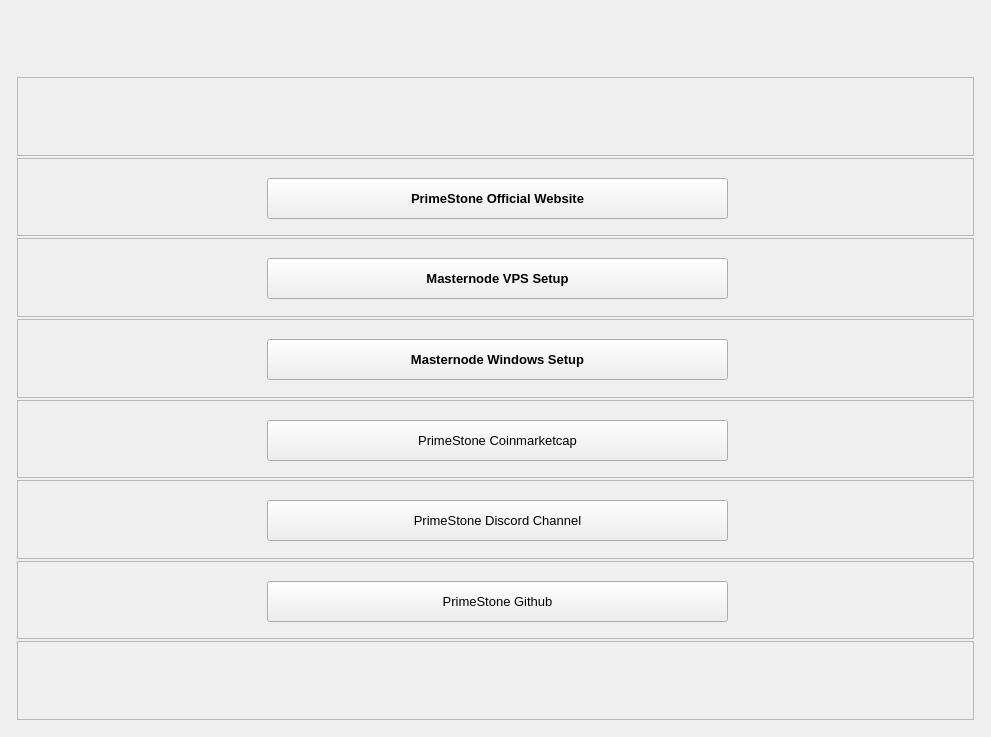
Above: src/qt/forms/privacydialog.ui from KABBERRY/Kabberry-Coin before the change. Below: the same form after it.
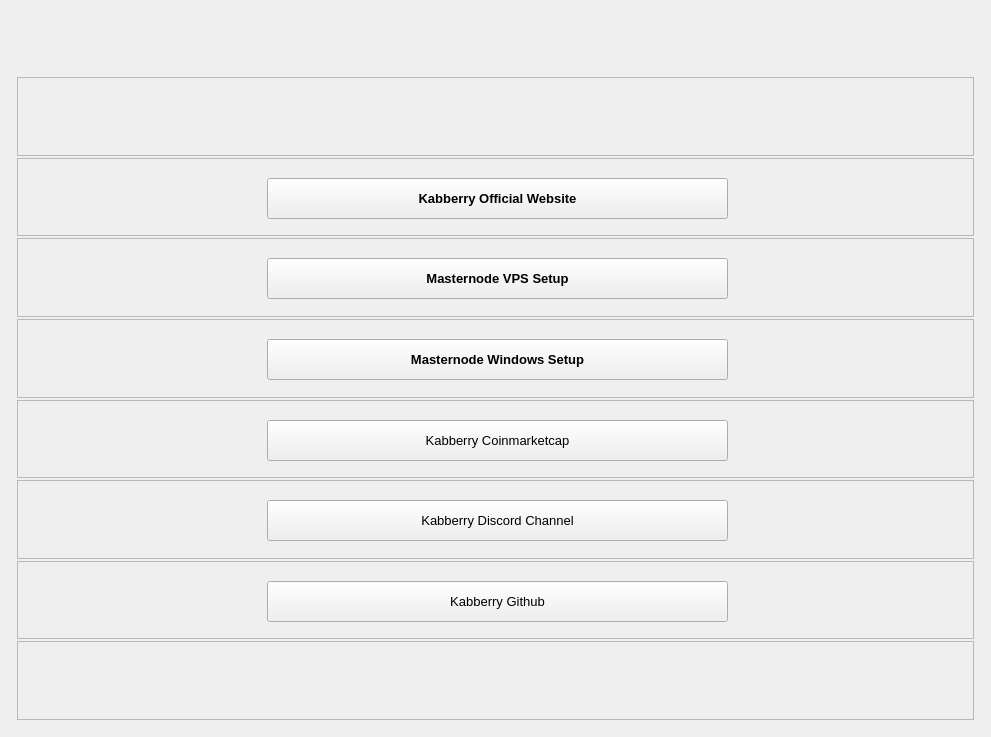
That is the form after the change. Icons and pictures are not drawn.

Commit message: kabberry qt update

The edit to the form file:
```diff
--- a/src/qt/forms/privacydialog.ui
+++ b/src/qt/forms/privacydialog.ui
@@ -205,7 +205,7 @@
 }</string>
                 </property>
                 <property name="text">
-                 <string>PrimeStone Official Website</string>
+                 <string>Kabberry Official Website</string>
                 </property>
                 <property name="icon">
                  <iconset>
@@ -382,7 +382,7 @@
 }</string>
                 </property>
                 <property name="text">
-                 <string>PrimeStone Coinmarketcap</string>
+                 <string>Kabberry Coinmarketcap</string>
                 </property>
                 <property name="icon">
                  <iconset>
@@ -435,7 +435,7 @@
 }</string>
                 </property>
                 <property name="text">
-                 <string>PrimeStone Discord Channel</string>
+                 <string>Kabberry Discord Channel</string>
                 </property>
                 <property name="icon">
                  <iconset>
@@ -488,7 +488,7 @@
 }</string>
                 </property>
                 <property name="text">
-                 <string>PrimeStone Github</string>
+                 <string>Kabberry Github</string>
                 </property>
                 <property name="icon">
                  <iconset>
```
The commit also changes 302 other files.
